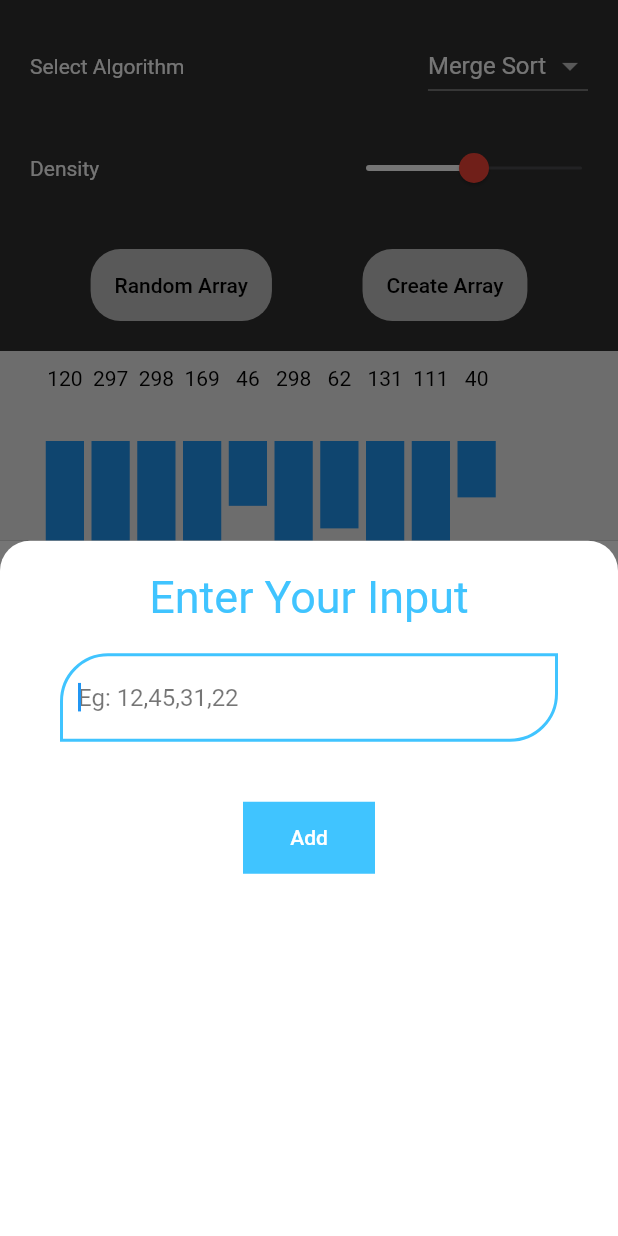
After one commit to Aman-Ladla/sorting_algos, a Flutter app: the screen it shows after launch, after a tap on "Create Array", on a phone screen of 412 x 824 dp. The commit adds this screen. Run offline on Flutter 3.47's test engine with Material 2 defaults, Android fonts, the phone set to English and light mode, and no system bars.

Commit message:
Custom Array without Constraints.

```diff
--- a/lib/painter.dart
+++ b/lib/painter.dart
@@ -66,9 +66,10 @@ class Painter extends CustomPainter {
           _paint = Paint()..color = Colors.blue;
         }
       }
+      print(arr[i].toDouble() / max * 280);
       canvas.drawRect(
           Rect.fromLTWH(
-              a += width + 5, 60.0, width, (arr[i].toDouble()) / max * 280),
+              a += width + 5, 60.0, width, ((arr[i].toDouble()) / max) * 280),
           _paint);
       final textStyle = TextStyle(
         color: Colors.black,
--- /dev/null
+++ b/lib/screen/generate.dart
@@ -0,0 +1,102 @@
+import 'package:flutter/material.dart';
+
+String text;
+
+class AddScreen extends StatelessWidget {
+  @override
+  Widget build(BuildContext context) {
+    return Container(
+      color: Color(0xff757575),
+      child: Container(
+        decoration: BoxDecoration(
+          color: Colors.white,
+          borderRadius: BorderRadius.only(
+              topLeft: Radius.circular(20.0), topRight: Radius.circular(20.0)),
+        ),
+        child: Column(
+          children: [
+            SizedBox(
+              height: 20.0,
+            ),
+            Text(
+              'Enter Your Input',
+              style: TextStyle(
+                color: Colors.lightBlueAccent,
+                fontSize: 30.0,
+              ),
+            ),
+            Flexible(
+              child: SizedBox(
+                height: 20.0,
+              ),
+            ),
+            Padding(
+              padding: const EdgeInsets.symmetric(horizontal: 40.0),
+              child: TextField(
+                keyboardType: TextInputType.number,
+                style: TextStyle(
+                  color: Colors.black,
+                ),
+                decoration: InputDecoration(
+                  hintText: 'Eg: 12,45,31,22',
+                  border: OutlineInputBorder(
+                    borderRadius: BorderRadius.only(
+                        topLeft: Radius.circular(32.0),
+                        topRight: Radius.zero,
+                        bottomRight: Radius.circular(32.0),
+                        bottomLeft: Radius.zero),
+                  ),
+                  enabledBorder: OutlineInputBorder(
+                    borderSide:
+                        BorderSide(color: Colors.lightBlueAccent, width: 1.0),
+                    borderRadius: BorderRadius.only(
+                        topLeft: Radius.circular(32.0),
+                        topRight: Radius.zero,
+                        bottomRight: Radius.circular(32.0),
+                        bottomLeft: Radius.zero),
+                  ),
+                  focusedBorder: OutlineInputBorder(
+                    borderSide:
+                        BorderSide(color: Colors.lightBlueAccent, width: 2.0),
+                    borderRadius: BorderRadius.only(
+                        topLeft: Radius.circular(32.0),
+                        topRight: Radius.zero,
+                        bottomRight: Radius.circular(32.0),
+                        bottomLeft: Radius.zero),
+                  ),
+                  hintStyle: TextStyle(
+                    color: Colors.black54,
+                  ),
+                ),
+                autofocus: true,
+                onChanged: (value) {
+                  text = value;
+                },
+              ),
+            ),
+            Flexible(
+              child: SizedBox(
+                height: 40.0,
+              ),
+            ),
+            Material(
+              color: Colors.lightBlueAccent,
+              child: MaterialButton(
+                onPressed: () {
+                  //Provider.of<TaskData>(context, listen: false).addTask(text);
+                  Navigator.pop(context, text);
+                },
+                child: Text(
+                  'Add',
+                  style: TextStyle(
+                    color: Colors.white,
+                  ),
+                ),
+              ),
+            ),
+          ],
+        ),
+      ),
+    );
+  }
+}
--- a/lib/screen/mainScreen.dart
+++ b/lib/screen/mainScreen.dart
@@ -1,6 +1,8 @@
 import 'dart:math';
 import 'package:flutter/material.dart';
 import 'package:sorting_algos/painter.dart';
+import 'package:sorting_algos/screen/generate.dart';
+import 'generate.dart';
 
 bool flag = false;
 List<int> tbp = [];
@@ -44,11 +46,6 @@ class _MainScreenState extends State<MainScreen> {
             print('set state called');
             left = j - 1;
             right = j;
-            // a.clear();
-            // for (int i = 0; i < arr.length; i++) {
-            //   a.add(arr[i]);
-            // }
-            // tbp = a;
             tbp = List.from(arr);
           });
         });
@@ -73,26 +70,19 @@ class _MainScreenState extends State<MainScreen> {
     int n1 = m - l + 1;
     int n2 = r - m;
 
-    /* create temp arrays */
     List<int> L = [];
     List<int> R = [];
 
-    /* Copy data to temp arrays L[] and R[] */
     for (i = 0; i < n1; i++) {
-      // L[i] = arr[l + i];
-
       L.add(arr[l + i]);
     }
     for (j = 0; j < n2; j++) {
-      // R[j] = arr[m + 1 + j];
-
       R.add(arr[m + 1 + j]);
     }
 
-    /* Merge the temp arrays back into arr[l..r]*/
-    i = 0; // Initial index of first subarray
-    j = 0; // Initial index of second subarray
-    k = l; // Initial index of merged subarray
+    i = 0;
+    j = 0;
+    k = l;
     while (i < n1 && j < n2) {
       if (L[i] <= R[j]) {
         arr[k] = L[i];
@@ -127,24 +117,17 @@ class _MainScreenState extends State<MainScreen> {
     return arr;
   }
 
-/* l is for left index and r is right index of the
-sub-array of arr to be sorted */
   Future<List<int>> mergeSort(List<int> arr, int l, int r) async {
     List<int> a = [];
     a.clear();
     if (l < r) {
-      // Same as (l+r)/2, but avoids overflow for
-      // large l and h
       int m = (l + (r - l) / 2).floor();
 
-      // Sort first and second halves
       arr = await mergeSort(arr, l, m);
-      //print('hello guys0 $arr');
+
       arr = await mergeSort(arr, m + 1, r);
-      //print('hello guys1 $arr');
 
       arr = await merge(arr, l, m, r);
-      //print('hello guys2 $arr');
     }
     return arr;
   }
@@ -237,24 +220,19 @@ sub-array of arr to be sorted */
     }
   }
 
-  // To heapify a subtree rooted with node i which is
-  // an index in arr[]. n is size of heap
   Future<List<int>> heapify(List<int> arr, int n, int i) async {
-    int largest = i; // Initialize largest as root
-    int l = 2 * i + 1; // left = 2*i + 1
-    int r = 2 * i + 2; // right = 2*i + 2
+    int largest = i;
+    int l = 2 * i + 1;
+    int r = 2 * i + 2;
 
-    // If left child is larger than root
     if (l < n && arr[l] > arr[largest]) {
       largest = l;
     }
 
-    // If right child is larger than largest so far
     if (r < n && arr[r] > arr[largest]) {
       largest = r;
     }
 
-    // If largest is not root
     if (largest != i) {
       int swap = arr[i];
       arr[i] = arr[largest];
@@ -268,7 +246,6 @@ sub-array of arr to be sorted */
         });
       });
 
-      // Recursively heapify the affected sub-tree
       arr = await heapify(arr, n, largest);
     }
     return arr;
@@ -294,6 +271,7 @@ sub-array of arr to be sorted */
   }
 
   void generateArray() {
+    highest = 0;
     var random = Random();
     setState(() {
       endflag = false;
@@ -379,7 +357,7 @@ sub-array of arr to be sorted */
                   ),
                   child: Slider(
                     value: density.toDouble(),
-                    min: 4.0,
+                    min: 3.0,
                     max: 17.0,
                     onChanged: butEnabled
                         ? (double newValue) {
@@ -397,7 +375,7 @@ sub-array of arr to be sorted */
               height: 30.0,
             ),
             Row(
-              mainAxisAlignment: MainAxisAlignment.center,
+              mainAxisAlignment: MainAxisAlignment.spaceEvenly,
               children: [
                 Material(
                   color: butEnabled ? Colors.white70 : Colors.white10,
@@ -409,7 +387,49 @@ sub-array of arr to be sorted */
                           }
                         : null,
                     child: Text(
-                      'Create New Array',
+                      'Random Array',
+                      style: TextStyle(color: Colors.black),
+                    ),
+                  ),
+                ),
+                Material(
+                  color: butEnabled ? Colors.white70 : Colors.white10,
+                  borderRadius: BorderRadius.circular(20.0),
+                  child: MaterialButton(
+                    onPressed: butEnabled
+                        ? () async {
+                            String a = await showModalBottomSheet(
+                                context: context,
+                                builder: (context) => AddScreen());
+
+                            List<int> temp = [];
+                            temp.clear();
+                            int high = 0;
+                            int x = 0;
+                            while (x < a.length) {
+                              String z = '';
+                              while (x != a.length && a[x] != ',') {
+                                z += a[x];
+                                x++;
+                              }
+                              double t = double.parse(z);
+                              temp.add(t.round());
+                              if (high < t.round()) {
+                                high = t.round();
+                              }
+                              x++;
+                            }
+                            setState(() {
+                              density = temp.length;
+                              arr = List.of(temp);
+                              tbp = List.of(temp);
+                              highest = high;
+                            });
+                            print(temp);
+                          }
+                        : null,
+                    child: Text(
+                      'Create Array',
                       style: TextStyle(color: Colors.black),
                     ),
                   ),
--- a/pubspec.yaml
+++ b/pubspec.yaml
@@ -28,7 +28,6 @@ dependencies:
   # The following adds the Cupertino Icons font to your application.
   # Use with the CupertinoIcons class for iOS style icons.
   cupertino_icons: ^1.0.2
-  provider: ^5.0.0
 
 dev_dependencies:
   flutter_test:
```
Also changed, not shown: pubspec.lock.
